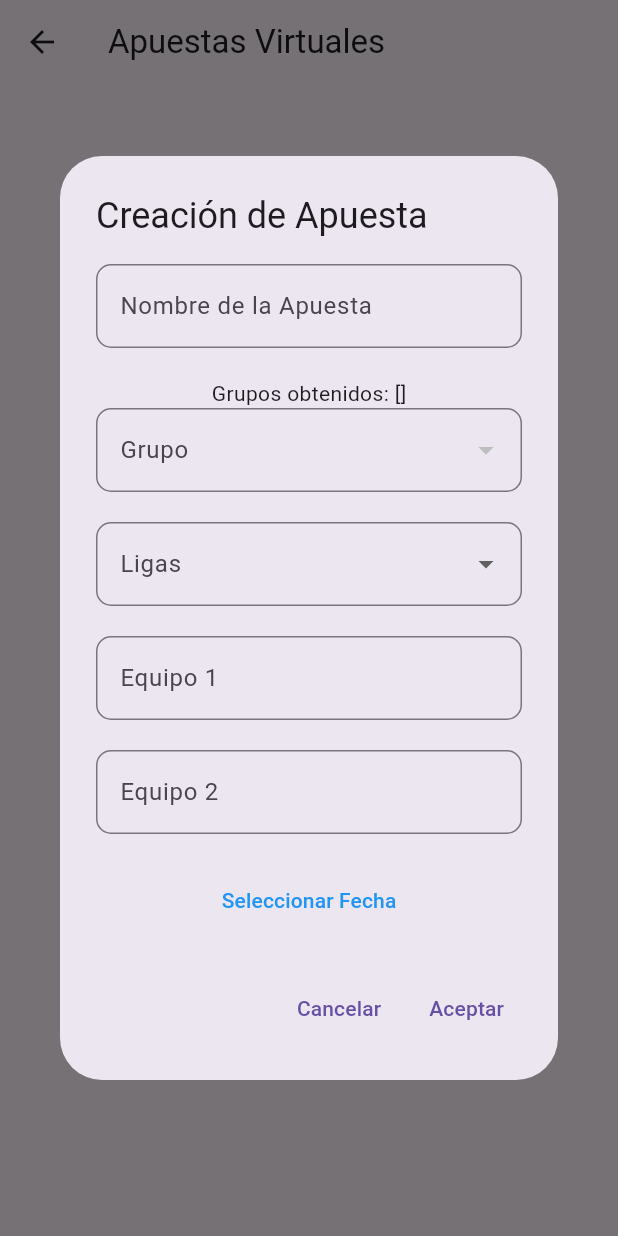
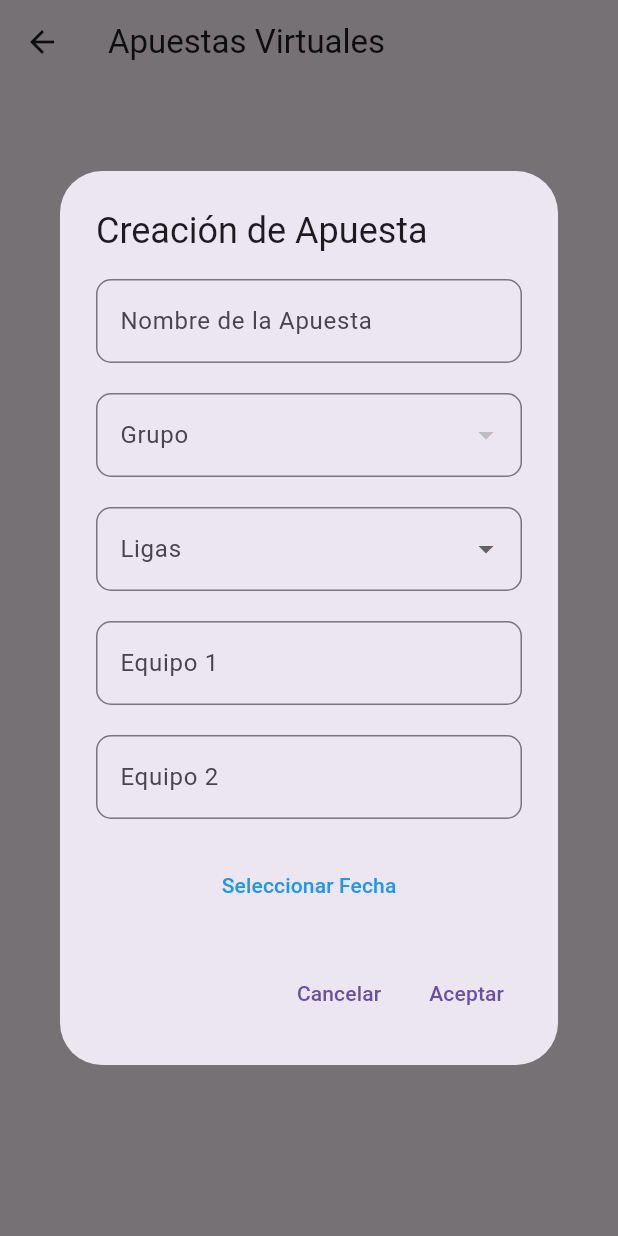
Before and after one commit to ELOWIS37/BetAmigo, a Flutter app: the BettingWidget screen opened directly, after a tap on "Crear Apuesta", on a phone screen of 412 x 824 dp. Run offline on Flutter 3.47's test engine with Material 3 defaults, Android fonts, the phone set to English and light mode, and no system bars; our stand-ins replace cloud_firestore, firebase_auth, firebase_core; accounts and stored records are empty.

Commit message:
columna fuera

```diff
--- a/lib/Widgets/BettingWidget.dart
+++ b/lib/Widgets/BettingWidget.dart
@@ -108,11 +108,7 @@ class _BettingWidgetState extends State<BettingWidget> {
                     ),
                   ),
                   SizedBox(height: 20),
-                   Column(
-                    children: [
-                      Text('Grupos obtenidos: $grupos'),  // Esta línea mostrará los grupos en formato de lista
-                    ],
-                  ),
+
                   DropdownButtonFormField<String>(
                     value: selectedGroup,
                     decoration: InputDecoration(
```
